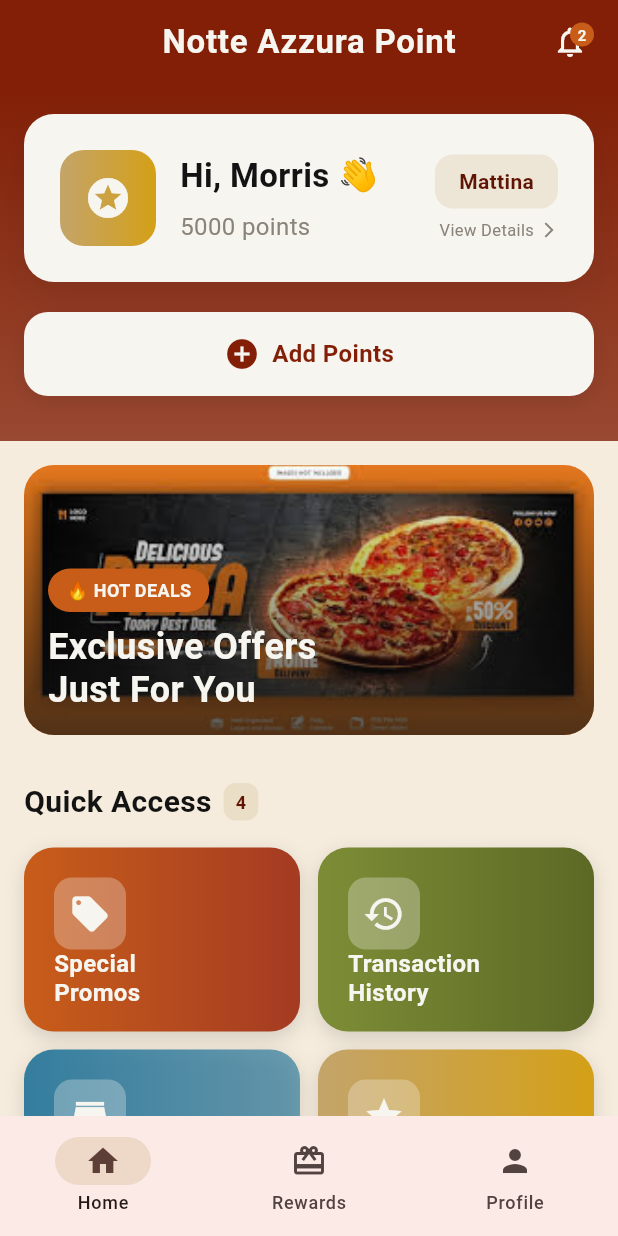
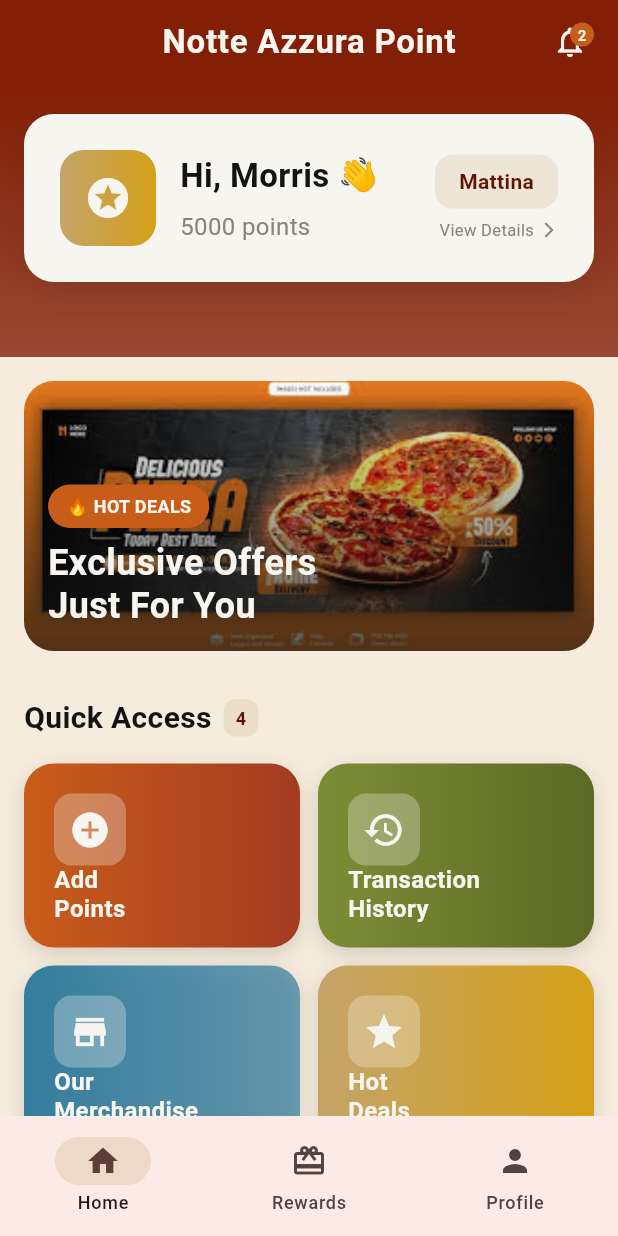
Before and after one commit to kathleenklavinka/Kelompok-2_UAS_MobileProgramming, a Flutter app: the screen it shows after launch, on a phone screen of 412 x 824 dp. Run offline on Flutter 3.47's test engine with Material 3 defaults, Android fonts, the phone set to English and light mode, and no system bars; our stand-ins replace file_picker, shared_preferences.

Commit message:
fix promo section, adjust quick access section & adjust profile card

```diff
--- a/lib/pages/home_page.dart
+++ b/lib/pages/home_page.dart
@@ -10,6 +10,7 @@ import 'deals_page.dart';
 import 'add_points_page.dart';
 import 'tier_page.dart';
 import 'inbox_page.dart';
+import 'promo_detail_page.dart';
 
 class HomePage extends StatefulWidget {
   const HomePage({super.key});
@@ -48,6 +49,56 @@ class _HomePageState extends State<HomePage> {
 
 class _HomeContent extends StatelessWidget {
   const _HomeContent();
+
+  static final List<Map<String, dynamic>> promos = [
+    {
+      "title": "50% Cashback with GoPay",
+      "merchant": "GoPay",
+      "period": "Valid until 30 Nov",
+      "description": "Get 50% cashback up to Rp 20,000 for payments using GoPay or GoPay Later. Valid 1x/user/week.",
+      "colors": [const Color(0xFF00AA13), const Color(0xFF00C318)],
+      "image": "assets/gopay.png",
+      "terms": ["Min. transaction Rp 40,000", "Valid for Dine-in only"],
+      "steps": [
+        "Open Gojek app and select 'Pay'.",
+        "Scan the QRIS available at the cashier.",
+        "Ensure the payment amount is correct.",
+        "Click 'Apply Promo' and select the cashback voucher.",
+        "Complete the payment."
+      ]
+    },
+    {
+      "title": "Rp 15k Off with OVO",
+      "merchant": "OVO",
+      "period": "1-15 Dec 2024",
+      "description": "Direct discount of Rp 15,000 with a minimum transaction of Rp 100,000 using OVO Cash/Points.",
+      "colors": [const Color(0xFF4C3494), const Color(0xFF6946C6)],
+      "image": "assets/ovo.png",
+      "terms": ["Min. transaction Rp 100,000", "Multiple transactions not allowed"],
+      "steps": [
+        "Inform the cashier you want to pay with OVO.",
+        "Open OVO app and scan the QR Code.",
+        "Enter transaction amount (min. Rp 100,000).",
+        "Discount will be automatically applied.",
+        "Confirm payment."
+      ]
+    },
+    {
+      "title": "Pay 1 Get 2 with Mandiri",
+      "merchant": "Bank Mandiri",
+      "period": "Weekend Only",
+      "description": "Buy any 1 Main Course menu, get 1 selected Pasta menu for free with Mandiri Credit Card.",
+      "colors": [const Color(0xFF003D79), const Color(0xFF005CAA)],
+      "image": "assets/mandiri.png",
+      "terms": ["Saturday & Sunday only", "Signature & World Cards"],
+      "steps": [
+        "Order 1 Main Course and 1 Pasta of your choice.",
+        "Use Mandiri Credit Card for payment.",
+        "The cashier will deduct the price of the lower-priced item.",
+        "Keep the receipt as proof of transaction."
+      ]
+    },
+  ];
 
   @override
   Widget build(BuildContext context) {
@@ -258,17 +309,15 @@ class _HomeContent extends StatelessWidget {
                     children: [
                       _featureCard(
                         context,
-                        icon: Icons.local_offer,
-                        title: "Special\nPromos",
-                        gradient: const LinearGradient(
+                        icon: Icons.add_circle,
+                        title: "Add\nPoints",
+                        gradient: LinearGradient(
                           colors: [AppColors.orange, AppColors.redLight],
                         ),
                         onTap: () {
                           Navigator.push(
                             context,
-                            MaterialPageRoute(
-                              builder: (context) => const PromosPage(),
-                            ),
+                            MaterialPageRoute(builder: (context) => const AddPointsPage()),
                           );
                         },
                       ),
@@ -351,27 +400,10 @@ class _HomeContent extends StatelessWidget {
 
                   const SizedBox(height: 12),
 
-                  _promoCard(
-                    "Midnight Pizza Deal",
-                    "Buy 1 Get 1 free pizza",
-                    "Valid until tonight",
-                    Icons.nightlight_round,
-                    AppColors.greenDark,
-                  ),
-                  _promoCard(
-                    "Birthday Reward",
-                    "Free slice of your choice",
-                    "Valid for 7 days",
-                    Icons.cake,
-                    AppColors.redLight,
-                  ),
-                  _promoCard(
-                    "Voucher Spesial",
-                    "Diskon 25% all menu",
-                    "Limited time offer",
-                    Icons.discount,
-                    AppColors.orange,
-                  ),
+                  ...promos.map((promo) => _promoCard(
+                    context,
+                    promo,
+                  )),
                 ],
               ),
             ),
@@ -489,27 +521,7 @@ class _HomeContent extends StatelessWidget {
   }
 
   Widget _quickActionButtons(BuildContext context) {
-    return Row(
-      children: [
-        Expanded(
-          child: _actionButton(
-            context,
-            icon: Icons.add_circle,
-            label: "Add Points",
-            color: AppColors.white,
-            textColor: AppColors.red,
-            onTap: () {
-              Navigator.push(
-                context,
-                MaterialPageRoute(
-                  builder: (context) => const AddPointsPage(),
-                ),
-              );
-            },
-          ),
-        ),
-      ],
-    );
+    return const SizedBox.shrink();
   }
 
   Widget _actionButton(
@@ -606,79 +618,128 @@ class _HomeContent extends StatelessWidget {
   }
 
   Widget _promoCard(
-    String title,
-    String subtitle,
-    String validity,
-    IconData icon,
-    Color color,
+    BuildContext context,
+    Map<String, dynamic> promo,
   ) {
-    return Container(
+    return GestureDetector(
+      onTap: () {
+        Navigator.push(
+          context,
+          MaterialPageRoute(
+            builder: (context) => PromoDetailPage(promo: promo),
+          ),
+        );
+      },
+      child: Container(
         margin: const EdgeInsets.only(bottom: 12),
+        height: 110,
         decoration: BoxDecoration(
-        color: AppColors.white,
+          gradient: LinearGradient(
+            begin: Alignment.topLeft,
+            end: Alignment.bottomRight,
+            colors: promo['colors'],
+          ),
           borderRadius: BorderRadius.circular(16),
           boxShadow: [
             BoxShadow(
-            color: AppColors.black.withOpacity(0.08),
+              color: (promo['colors'][0] as Color).withOpacity(0.3),
               blurRadius: 10,
               offset: const Offset(0, 4),
             )
           ],
         ),
-      child: Padding(
+        child: Stack(
+          children: [
+            Positioned(
+              right: -20,
+              top: -20,
+              child: CircleAvatar(
+                radius: 50,
+                backgroundColor: Colors.white.withOpacity(0.1),
+              ),
+            ),
+            Positioned(
+              left: -15,
+              bottom: -25,
+              child: CircleAvatar(
+                radius: 40,
+                backgroundColor: Colors.white.withOpacity(0.08),
+              ),
+            ),
+
+            Padding(
               padding: const EdgeInsets.all(16),
               child: Row(
                 children: [
-            Container(
-              padding: const EdgeInsets.all(14),
-              decoration: BoxDecoration(
-                color: color.withOpacity(0.15),
-                borderRadius: BorderRadius.circular(14),
-              ),
-              child: Icon(icon, color: color, size: 32),
-            ),
-            const SizedBox(width: 16),
                   Expanded(
                     child: Column(
                       crossAxisAlignment: CrossAxisAlignment.start,
+                      mainAxisAlignment: MainAxisAlignment.center,
                       children: [
-                  Text(
-                    title,
+                        Container(
+                          padding: const EdgeInsets.symmetric(horizontal: 8, vertical: 4),
+                          decoration: BoxDecoration(
+                            color: Colors.black.withOpacity(0.2),
+                            borderRadius: BorderRadius.circular(6),
+                          ),
+                          child: Text(
+                            promo['merchant'].toString().toUpperCase(),
                             style: const TextStyle(
+                              color: Colors.white,
+                              fontSize: 9,
                               fontWeight: FontWeight.bold,
-                      color: AppColors.black,
-                      fontSize: 16,
+                              letterSpacing: 0.5,
                             ),
                           ),
-                  const SizedBox(height: 4),
+                        ),
+                        const SizedBox(height: 8),
                         Text(
-                    subtitle,
+                          promo['title'],
                           style: const TextStyle(
-                      color: AppColors.grayDark,
-                      fontSize: 13,
+                            color: Colors.white,
+                            fontSize: 16,
+                            fontWeight: FontWeight.bold,
+                            height: 1.2,
                           ),
+                          maxLines: 2,
+                          overflow: TextOverflow.ellipsis,
                         ),
-                  const SizedBox(height: 4),
+                        const SizedBox(height: 6),
+                        Row(
+                          children: [
+                            const Icon(
+                              Icons.access_time_filled,
+                              color: Colors.white70,
+                              size: 12,
+                            ),
+                            const SizedBox(width: 4),
                             Text(
-                    validity,
-                    style: TextStyle(
-                      color: AppColors.gray,
+                              promo['period'],
+                              style: const TextStyle(
+                                color: Colors.white,
                                 fontSize: 11,
+                                fontWeight: FontWeight.w500,
                               ),
                             ),
                           ],
                         ),
+                      ],
                     ),
+                  ),
+                  const SizedBox(width: 12),
                   Container(
                     padding: const EdgeInsets.all(8),
                     decoration: BoxDecoration(
-                color: color.withOpacity(0.1),
+                      color: Colors.white.withOpacity(0.2),
                       shape: BoxShape.circle,
                     ),
-              child: Icon(
+                    child: const Icon(
                       Icons.arrow_forward_ios,
-                color: color,
+                      color: Colors.white,
                       size: 16,
+                    ),
+                  ),
+                ],
               ),
             ),
           ],
```
Lines whose indentation alone changed are shown as unchanged.
